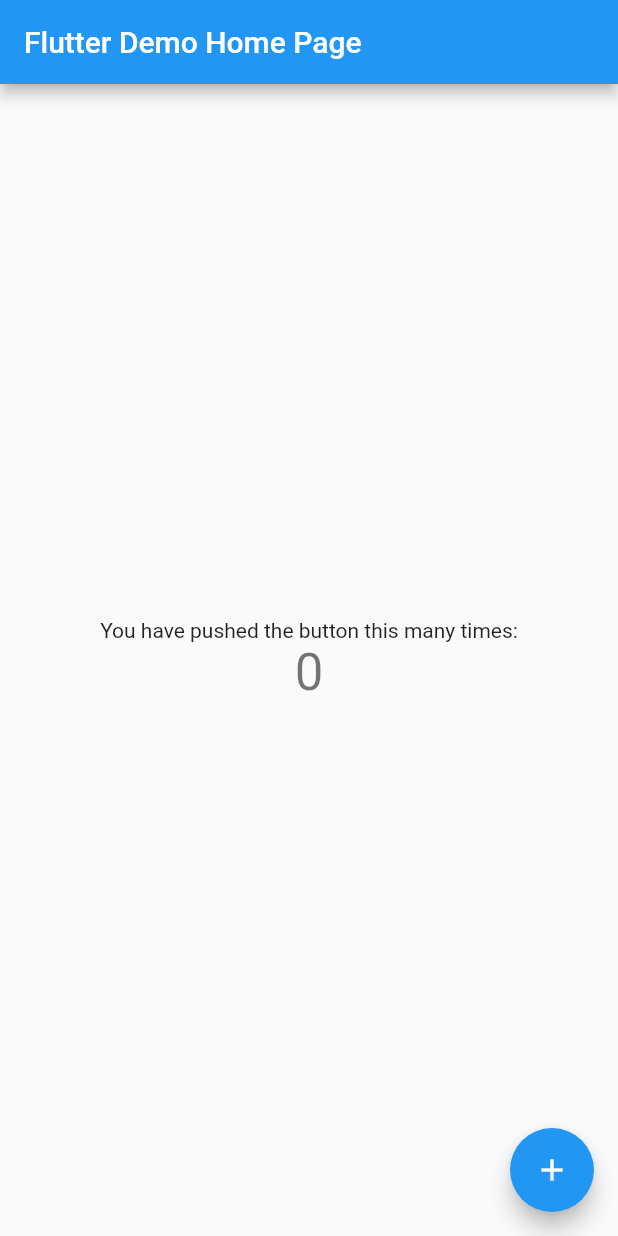
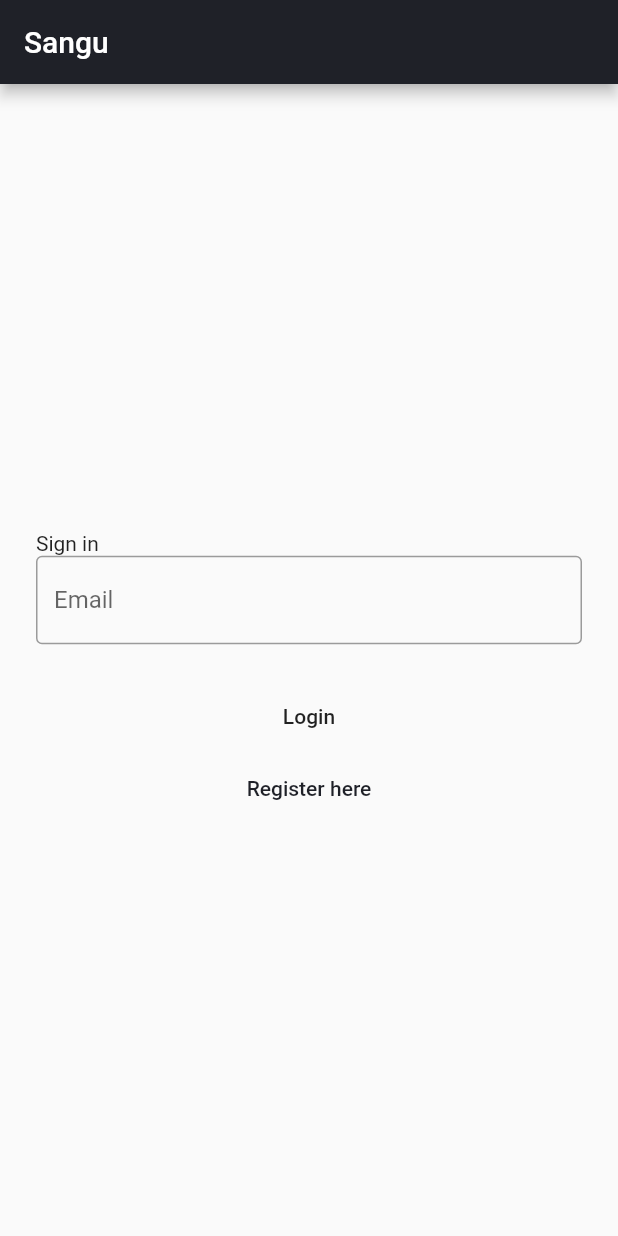
Before and after one commit to sirMasterEgg/sangu, a Flutter app: the screen it shows after launch, on a phone screen of 412 x 824 dp. Run offline on Flutter 3.47's test engine with Material 2 defaults, Android fonts, the phone set to English and light mode, and no system bars; our stand-ins replace firebase_auth, firebase_core; accounts and stored records are empty; project files that could hold a hidden picture were left out.

```diff
--- a/lib/main.dart
+++ b/lib/main.dart
@@ -1,5 +1,7 @@
 import 'package:flutter/material.dart';
 import 'package:firebase_core/firebase_core.dart';
+import 'package:sangu/ui/auth/login.dart';
+import 'package:sangu/ui/auth/register.dart';
 import 'firebase_options.dart';
 
 void main() async {
@@ -17,105 +19,18 @@
   @override
   Widget build(BuildContext context) {
     return MaterialApp(
-      title: 'Flutter Demo',
-      theme: ThemeData(
-        // This is the theme of your application.
-        //
-        // Try running your application with "flutter run". You'll see the
-        // application has a blue toolbar. Then, without quitting the app, try
-        // changing the primarySwatch below to Colors.green and then invoke
-        // "hot reload" (press "r" in the console where you ran "flutter run",
-        // or simply save your changes to "hot reload" in a Flutter IDE).
-        // Notice that the counter didn't reset back to zero; the application
-        // is not restarted.
-        primarySwatch: Colors.blue,
-      ),
-      home: const MyHomePage(title: 'Flutter Demo Home Page'),
+        title: 'Flutter Demo',
+        theme: ThemeData(
+          colorScheme: ColorScheme.fromSwatch().copyWith(
+            primary: Color(0xFF1F2128),
+            secondary: Color(0xFFDFF169),
+          )
+        ),
+        initialRoute: LoginPage.routeName,
+        routes: {
+          LoginPage.routeName : (context) => const LoginPage(),
+          RegisterPage.routeName : (context) => const RegisterPage(),
+        }
     );
   }
 }
-
-class MyHomePage extends StatefulWidget {
-  const MyHomePage({super.key, required this.title});
-
-  // This widget is the home page of your application. It is stateful, meaning
-  // that it has a State object (defined below) that contains fields that affect
-  // how it looks.
-
-  // This class is the configuration for the state. It holds the values (in this
-  // case the title) provided by the parent (in this case the App widget) and
-  // used by the build method of the State. Fields in a Widget subclass are
-  // always marked "final".
-
-  final String title;
-
-  @override
-  State<MyHomePage> createState() => _MyHomePageState();
-}
-
-class _MyHomePageState extends State<MyHomePage> {
-  int _counter = 0;
-
-  void _incrementCounter() {
-    setState(() {
-      // This call to setState tells the Flutter framework that something has
-      // changed in this State, which causes it to rerun the build method below
-      // so that the display can reflect the updated values. If we changed
-      // _counter without calling setState(), then the build method would not be
-      // called again, and so nothing would appear to happen.
-      _counter++;
-    });
-  }
-
-  @override
-  Widget build(BuildContext context) {
-    // This method is rerun every time setState is called, for instance as done
-    // by the _incrementCounter method above.
-    //
-    // The Flutter framework has been optimized to make rerunning build methods
-    // fast, so that you can just rebuild anything that needs updating rather
-    // than having to individually change instances of widgets.
-    return Scaffold(
-      appBar: AppBar(
-        // Here we take the value from the MyHomePage object that was created by
-        // the App.build method, and use it to set our appbar title.
-        title: Text(widget.title),
-      ),
-      body: Center(
-        // Center is a layout widget. It takes a single child and positions it
-        // in the middle of the parent.
-        child: Column(
-          // Column is also a layout widget. It takes a list of children and
-          // arranges them vertically. By default, it sizes itself to fit its
-          // children horizontally, and tries to be as tall as its parent.
-          //
-          // Invoke "debug painting" (press "p" in the console, choose the
-          // "Toggle Debug Paint" action from the Flutter Inspector in Android
-          // Studio, or the "Toggle Debug Paint" command in Visual Studio Code)
-          // to see the wireframe for each widget.
-          //
-          // Column has various properties to control how it sizes itself and
-          // how it positions its children. Here we use mainAxisAlignment to
-          // center the children vertically; the main axis here is the vertical
-          // axis because Columns are vertical (the cross axis would be
-          // horizontal).
-          mainAxisAlignment: MainAxisAlignment.center,
-          children: <Widget>[
-            const Text(
-              'You have pushed the button this many times:',
-            ),
-            Text(
-              '$_counter',
-              style: Theme.of(context).textTheme.headlineMedium,
-            ),
-          ],
-        ),
-      ),
-      floatingActionButton: FloatingActionButton(
-        onPressed: _incrementCounter,
-        tooltip: 'Increment',
-        child: const Icon(Icons.add),
-      ), // This trailing comma makes auto-formatting nicer for build methods.
-    );
-  }
-}
--- /dev/null
+++ b/lib/ui/auth/login.dart
@@ -0,0 +1,64 @@
+import 'package:flutter/material.dart';
+import 'package:sangu/ui/auth/register.dart';
+
+class LoginPage extends StatefulWidget {
+  static const routeName  = '/login';
+  const LoginPage({Key? key}) : super(key: key);
+
+  @override
+  State<LoginPage> createState() => _LoginPageState();
+}
+
+class _LoginPageState extends State<LoginPage> {
+  bool _isLoading= false;
+  var _emailController;
+  @override
+  Widget build(BuildContext context) {
+    return Scaffold(
+      appBar: AppBar(
+        title: const Text("Sangu"),
+      ),
+      body: Padding(
+        padding: const EdgeInsets.symmetric(horizontal: 24.0),
+        child: Column(
+          mainAxisAlignment: MainAxisAlignment.center,
+          crossAxisAlignment: CrossAxisAlignment.stretch,
+          children: [
+            _isLoading? const CircularProgressIndicator():const SizedBox(),
+            const SizedBox(height: 24,),
+            Text('Sign in'),
+            TextField(
+              controller: _emailController,
+              keyboardType: TextInputType.emailAddress,
+              decoration: const InputDecoration(
+                hintText: 'Email',
+                border: OutlineInputBorder(),
+              ),
+            ),
+            const SizedBox(height: 24,),
+            MaterialButton(
+              height: 40,
+              shape: RoundedRectangleBorder(
+                borderRadius: BorderRadius.circular(16),
+              ),
+              onPressed: ()  async {
+                setState(() {
+                  _isLoading = true;
+                });
+                final email = _emailController.text;
+                final snackbar = SnackBar(content: Text('Welcome $email'));
+                ScaffoldMessenger.of(context).showSnackBar(snackbar);
+              },
+              child: Text('Login'),
+            ),
+            TextButton(onPressed: (){
+              Navigator.of(context).push(MaterialPageRoute(builder: (context) {
+                return const RegisterPage();
+              }));
+            }, child: Text('Register here'))
+          ],
+        ),
+      ),
+    );
+  }
+}
```
Also changed, not shown: lib/ui/auth/register.dart (added, +97 -0 lines), pubspec.yaml (+8 -6 lines), fonts/sofiapro-light.otf (added), pubspec.lock, 1 other file.
